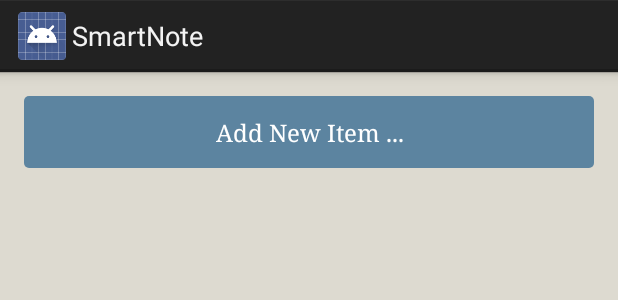
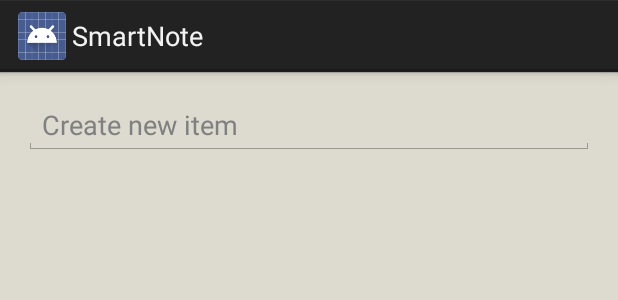
Before and after one commit to odedhb/SmartNote, an Android app: the layout activity_my.xml on its own in the app's theme, with its tools: preview values and no code run, on a phone screen of 412 x 824 dp. Shown: the top 300 px of the screen. Run offline under Robolectric (Android 15) with nearby library versions, the phone set to English and light mode, and no system bars.

Commit message:
Feature: inline item creation

```diff
--- a/SmartNoteApp/app/src/main/res/layout/activity_my.xml
+++ b/SmartNoteApp/app/src/main/res/layout/activity_my.xml
@@ -15,18 +15,14 @@
         android:orientation="vertical">
 
 
-        <Button
+        <EditText
             android:layout_width="match_parent"
-            android:onClick="createItem"
-            android:text="Add New Item ..."
-            android:layout_height="wrap_content"
-            android:typeface="serif"
-            android:textSize="16sp"
-            android:gravity="center"
-            android:textColor="#fff"
-            android:layout_gravity="center_vertical"
-            android:background="@drawable/round_rect_shape"
-            android:layout_marginBottom="6dp" />
+            android:layout_marginBottom="6dp"
+            android:hint="Create new item"
+            android:imeOptions="actionDone"
+            android:singleLine="true"
+            android:id="@+id/create_edit_text"
+            android:layout_height="wrap_content" />
 
         <ListView
             android:layout_width="match_parent"
```
Also changed, not shown: SmartNoteApp/app/src/main/java/com/blogspot/odedhb/smartnote/MyActivity.java (+23 -45 lines).
